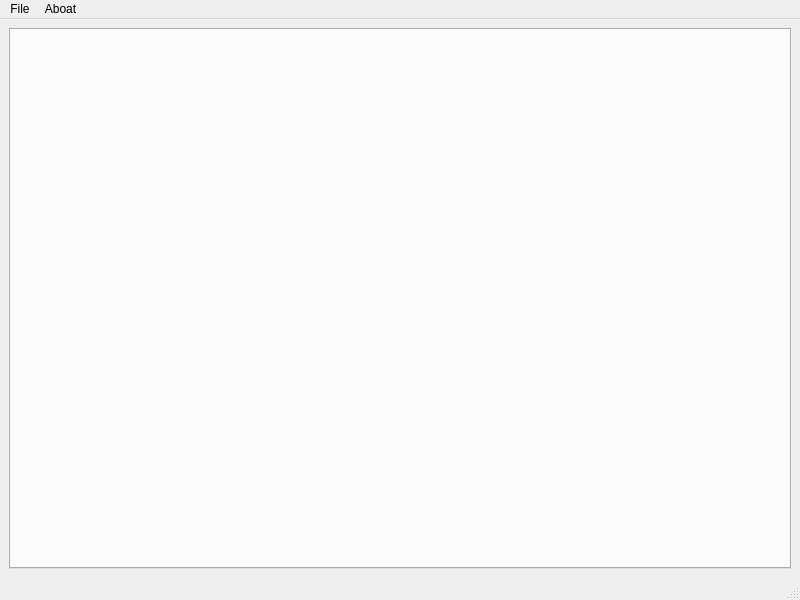
First picture: the form in GUI/PySide6_PyQt/TCP_Client/ui/main_window.ui, repository linzhangdaren/CPlusPlus_Learning, before the edit.
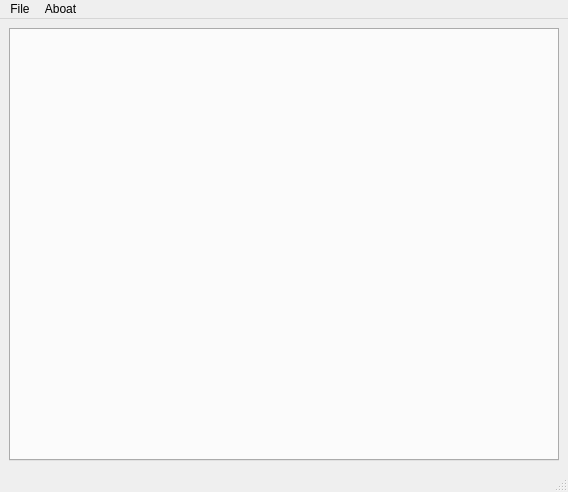
Second picture: the form after the edit. Icons and pictures are not drawn.

```diff
--- a/GUI/PySide6_PyQt/TCP_Client/ui/main_window.ui
+++ b/GUI/PySide6_PyQt/TCP_Client/ui/main_window.ui
@@ -6,8 +6,8 @@
    <rect>
     <x>0</x>
     <y>0</y>
-    <width>800</width>
-    <height>600</height>
+    <width>568</width>
+    <height>492</height>
    </rect>
   </property>
   <property name="windowTitle">
@@ -29,7 +29,7 @@
     <rect>
      <x>0</x>
      <y>0</y>
-     <width>800</width>
+     <width>568</width>
      <height>33</height>
     </rect>
    </property>
```
Left out of the diff: 10 changed lines with no effect on the pictures.
